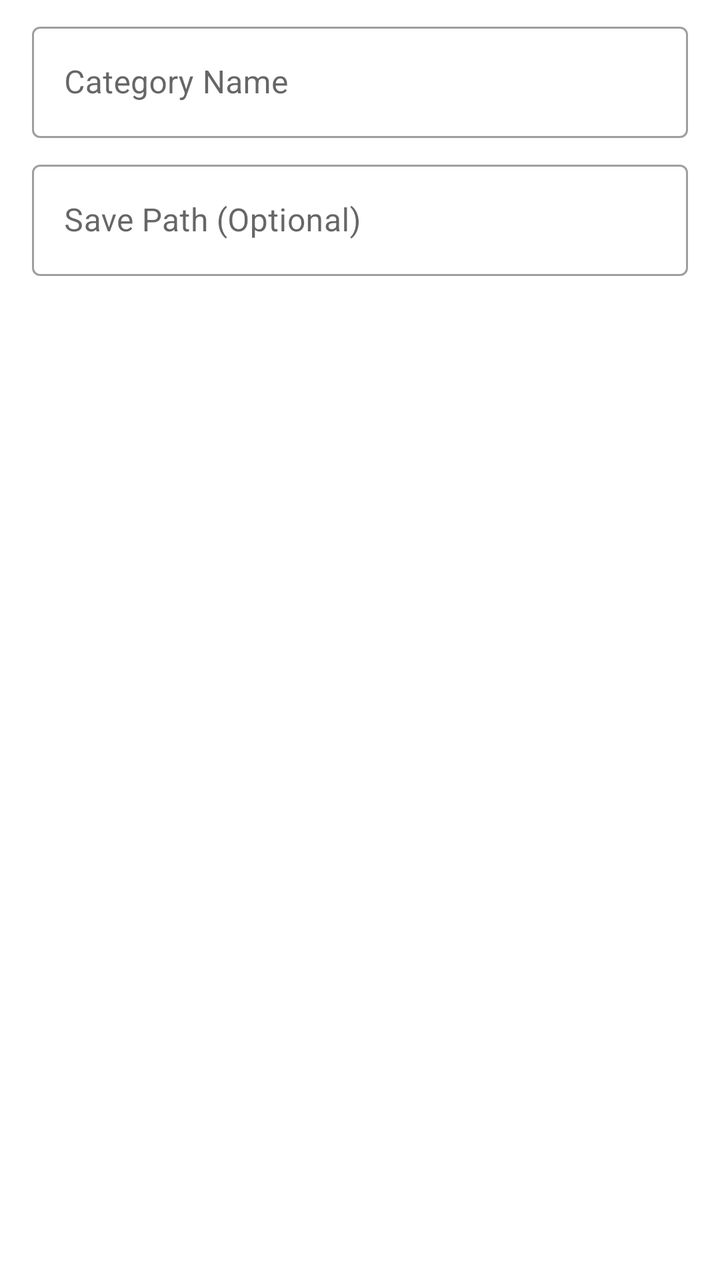
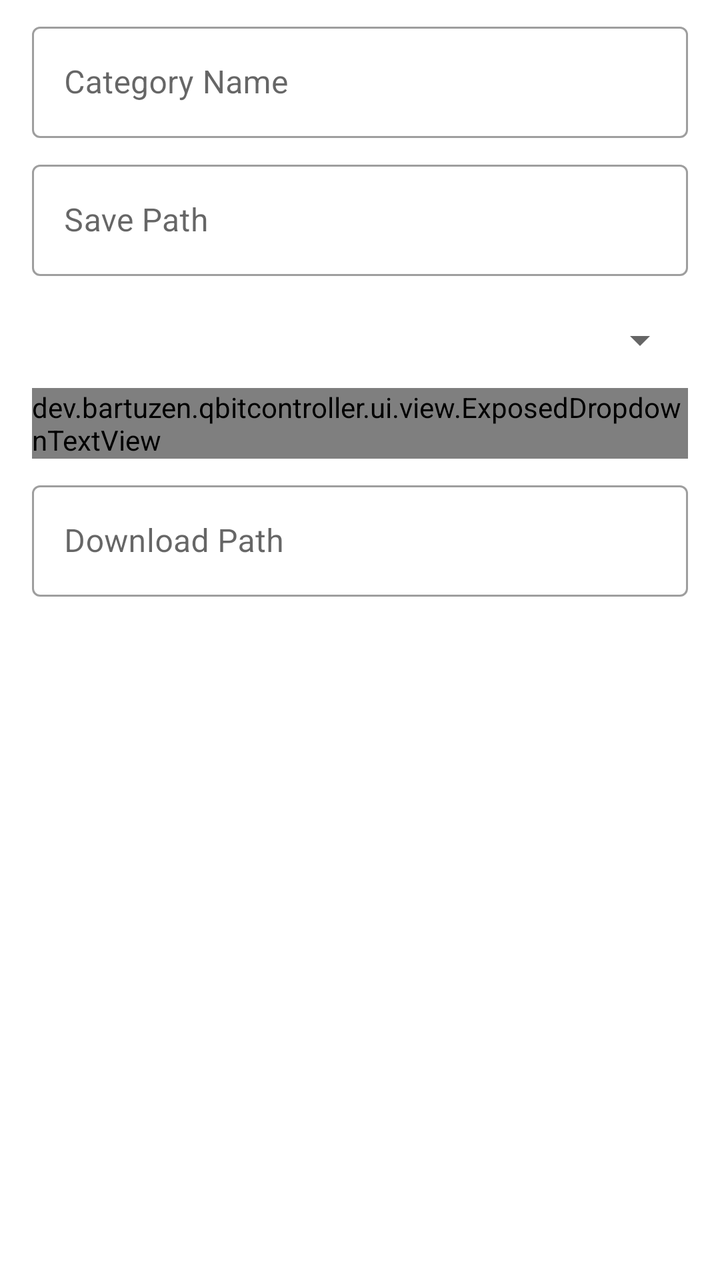

Two renders of the same Android screen: before a commit and after it. Below are the layout's source before the change and the commit's diff.
<!-- AndroidManifest.xml: application theme AppTheme -->
<!-- res/layout/dialog_create_category.xml -->
<?xml version="1.0" encoding="utf-8"?>
<LinearLayout xmlns:android="http://schemas.android.com/apk/res/android"
    android:layout_width="match_parent"
    android:layout_height="wrap_content"
    android:orientation="vertical">

    <com.google.android.material.textfield.TextInputLayout
        android:id="@+id/input_layout_name"
        style="@style/Widget.MaterialComponents.TextInputLayout.OutlinedBox"
        android:layout_width="match_parent"
        android:layout_height="wrap_content"
        android:layout_marginHorizontal="16dp"
        android:layout_marginTop="8dp">

        <com.google.android.material.textfield.TextInputEditText
            android:id="@+id/edit_name"
            android:layout_width="match_parent"
            android:layout_height="wrap_content"
            android:hint="@string/torrent_list_create_category_hint"
            android:inputType="text" />

    </com.google.android.material.textfield.TextInputLayout>

    <com.google.android.material.textfield.TextInputLayout
        android:id="@+id/input_layout_save_path"
        style="@style/Widget.MaterialComponents.TextInputLayout.OutlinedBox"
        android:layout_width="match_parent"
        android:layout_height="wrap_content"
        android:layout_marginHorizontal="16dp"
        android:layout_marginTop="8dp">

        <com.google.android.material.textfield.TextInputEditText
            android:id="@+id/edit_save_path"
            android:layout_width="match_parent"
            android:layout_height="wrap_content"
            android:hint="@string/torrent_list_create_category_save_path_hint"
            android:inputType="text" />

    </com.google.android.material.textfield.TextInputLayout>

</LinearLayout>
<!-- resources referenced by this layout -->
<resources>
  <string name="torrent_list_create_category_hint">Category Name</string>
  <string name="torrent_list_create_category_save_path_hint">Save Path (Optional)</string>
  <style name="AppTheme" parent="Theme.MaterialComponents.DayNight.NoActionBar">
          <item name="colorPrimary">@color/color_primary</item>
          <item name="colorPrimaryDark">@color/color_primary_dark</item>
          <item name="colorPrimaryVariant">@color/color_primary_variant</item>
          <item name="colorOnPrimary">@color/color_on_primary</item>
  
          <item name="colorSecondary">@color/color_secondary</item>
          <item name="colorSecondaryVariant">@color/color_secondary_variant</item>
          <item name="colorOnSecondary">@color/color_on_secondary</item>
  
          <item name="windowActionModeOverlay">true</item>
          <item name="actionBarTheme">@style/AppTheme.ToolbarOverlay</item>
  
          <item name="android:textAlignment">viewStart</item>
  
          <item name="snackbarTextViewStyle">@style/AppTheme.SnackbarTextViewStyle</item>
      </style>
  <color name="color_primary">#03A9F4</color>
  <color name="color_primary_dark">#007AC1</color>
  <color name="color_primary_variant">#007AC1</color>
  <color name="color_on_primary">#FFFFFF</color>
  <color name="color_secondary">#FFB300</color>
  <color name="color_secondary_variant">#C68400</color>
  <color name="color_on_secondary">#000000</color>
  <style name="AppTheme.ToolbarOverlay" parent="ThemeOverlay.MaterialComponents.Dark.ActionBar" />
  <style name="AppTheme.SnackbarTextViewStyle" parent="Widget.MaterialComponents.Snackbar.TextView">
          <item name="android:maxLines">15</item>
      </style>
</resources>

<!-- the commit's change to res/layout/dialog_create_category.xml (unified diff, before → after) -->
@@ -38,4 +38,37 @@
 
     </com.google.android.material.textfield.TextInputLayout>
 
+    <com.google.android.material.textfield.TextInputLayout
+        style="@style/Widget.MaterialComponents.TextInputLayout.OutlinedBox.ExposedDropdownMenu"
+        android:layout_width="match_parent"
+        android:layout_height="wrap_content"
+        android:layout_marginHorizontal="16dp"
+        android:layout_marginTop="8dp"
+        android:hint="@string/torrent_list_create_category_enable_download_path_hint">
+
+        <dev.bartuzen.qbitcontroller.ui.view.ExposedDropdownTextView
+            android:id="@+id/dropdown_download_path"
+            android:layout_width="match_parent"
+            android:layout_height="wrap_content" />
+
+    </com.google.android.material.textfield.TextInputLayout>
+
+    <com.google.android.material.textfield.TextInputLayout
+        android:id="@+id/input_layout_download_path"
+        style="@style/Widget.MaterialComponents.TextInputLayout.OutlinedBox"
+        android:layout_width="match_parent"
+        android:layout_height="wrap_content"
+        android:layout_marginHorizontal="16dp"
+        android:layout_marginTop="8dp">
+
+        <com.google.android.material.textfield.TextInputEditText
+            android:id="@+id/edit_download_path"
+            android:layout_width="match_parent"
+            android:layout_height="wrap_content"
+            android:enabled="false"
+            android:hint="@string/torrent_list_create_category_download_path_hint"
+            android:inputType="none" />
+
+    </com.google.android.material.textfield.TextInputLayout>
+
 </LinearLayout>
<!-- resource entries referenced after the edit -->
@@ -1,7 +1,9 @@
 <!-- resources referenced by this layout -->
 <resources>
+  <string name="torrent_list_create_category_download_path_hint">Download Path</string>
+  <string name="torrent_list_create_category_enable_download_path_hint">Enable Download Path</string>
   <string name="torrent_list_create_category_hint">Category Name</string>
-  <string name="torrent_list_create_category_save_path_hint">Save Path (Optional)</string>
+  <string name="torrent_list_create_category_save_path_hint">Save Path</string>
   <style name="AppTheme" parent="Theme.MaterialComponents.DayNight.NoActionBar">
           <item name="colorPrimary">@color/color_primary</item>
           <item name="colorPrimaryDark">@color/color_primary_dark</item>
